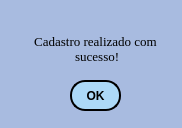
Qt form sucesso.ui (Leonardogotz/Sistema_de_Cadastro) before a commit.
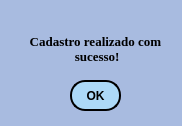
The same form after that commit.

What changed in the file:
```diff
--- a/sucesso.ui
+++ b/sucesso.ui
@@ -7,7 +7,7 @@
     <x>0</x>
     <y>0</y>
     <width>182</width>
-    <height>128</height>
+    <height>126</height>
    </rect>
   </property>
   <property name="windowTitle">
@@ -56,8 +56,8 @@
     <font>
      <family>Times New Roman</family>
      <pointsize>9</pointsize>
-     <weight>50</weight>
-     <bold>false</bold>
+     <weight>75</weight>
+     <bold>true</bold>
     </font>
    </property>
    <property name="frameShape">
@@ -70,7 +70,7 @@
     <string>&lt;!DOCTYPE HTML PUBLIC &quot;-//W3C//DTD HTML 4.0//EN&quot; &quot;http://www.w3.org/TR/REC-html40/strict.dtd&quot;&gt;
 &lt;html&gt;&lt;head&gt;&lt;meta name=&quot;qrichtext&quot; content=&quot;1&quot; /&gt;&lt;style type=&quot;text/css&quot;&gt;
 p, li { white-space: pre-wrap; }
-&lt;/style&gt;&lt;/head&gt;&lt;body style=&quot; font-family:'Times New Roman'; font-size:9pt; font-weight:400; font-style:normal;&quot;&gt;
+&lt;/style&gt;&lt;/head&gt;&lt;body style=&quot; font-family:'Times New Roman'; font-size:9pt; font-weight:600; font-style:normal;&quot;&gt;
 &lt;p align=&quot;center&quot; style=&quot; margin-top:0px; margin-bottom:0px; margin-left:0px; margin-right:0px; -qt-block-indent:0; text-indent:0px;&quot;&gt;&lt;span style=&quot; font-family:'MS Shell Dlg 2'; font-size:10pt;&quot;&gt;Cadastro realizado com&lt;/span&gt;&lt;/p&gt;
 &lt;p align=&quot;center&quot; style=&quot; margin-top:0px; margin-bottom:0px; margin-left:0px; margin-right:0px; -qt-block-indent:0; text-indent:0px;&quot;&gt;&lt;span style=&quot; font-family:'MS Shell Dlg 2'; font-size:10pt;&quot;&gt; sucesso!&lt;/span&gt;&lt;/p&gt;&lt;/body&gt;&lt;/html&gt;</string>
    </property>
```
